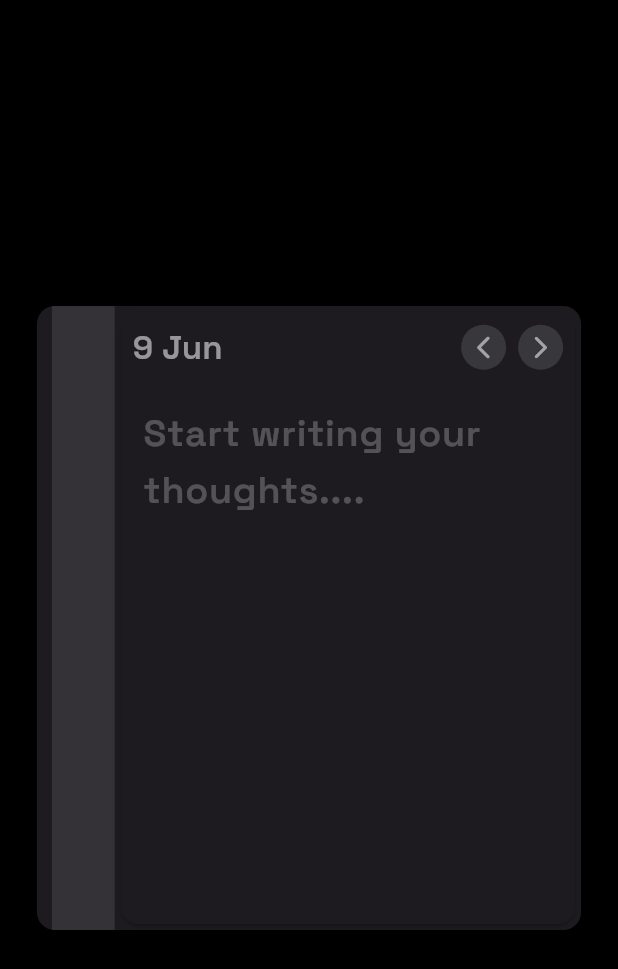
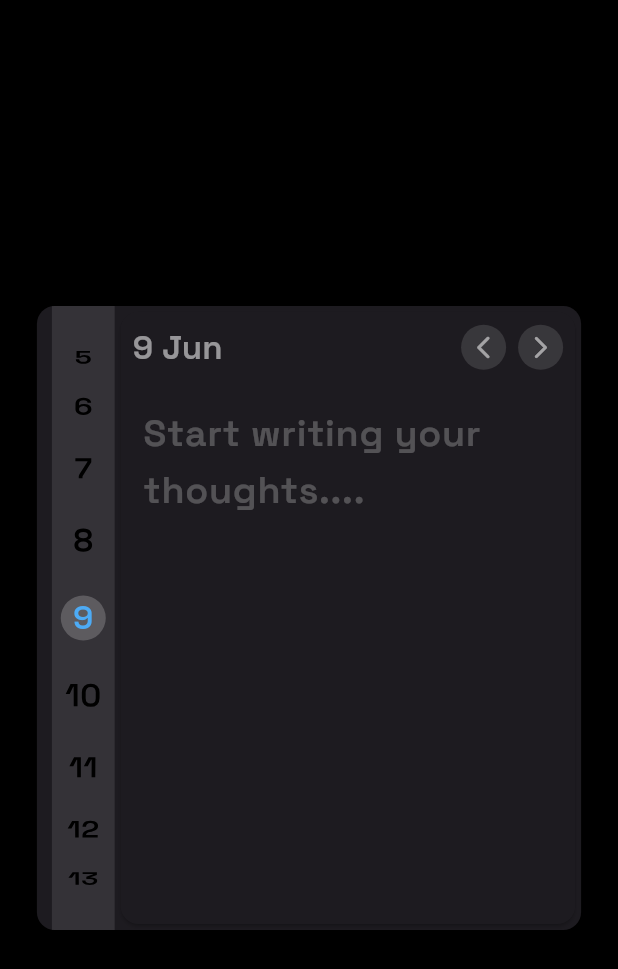
Before and after one commit to dipankrr/journal, a Flutter app: the screen it shows after launch, on a phone screen of 412 x 824 dp. Shown: the top 969 px of the screen. Run offline on Flutter 3.47's test engine with Material 3 defaults, Android fonts, the phone set to English and light mode, and no system bars.

Commit message:
scroll control, and everything from provider

```diff
--- a/lib/main.dart
+++ b/lib/main.dart
@@ -33,3 +33,5 @@ class MyApp extends StatelessWidget {
 }
 
 // flutter run -d web-server --web-hostname=192.168.0.101 --web-port=8000
+
+// i have implemented this in a vertical bar where date can be selected, now want a feature, i want a circled box on the middle of that bar and which ever date will be fall on the circle that date will be considered as selected date while scrolling. also user can select by tapping avialabe dates beside of that circle and after tapping the date will reposition in the middle where the circle is on top
--- a/lib/providers/date_prov.dart
+++ b/lib/providers/date_prov.dart
@@ -3,36 +3,63 @@ import 'package:flutter/material.dart';
 class DateProvider extends ChangeNotifier {
 
   DateTime selectedDate = DateTime.now(); // Private variable to store the counter
-  double _weight = 65;
 
-  double get weight => _weight;
+  final startDate = DateTime(2010, 1, 1);
+  final endDate = DateTime(2040, 12, 31);
+  final List<DateTime> dates = [];
 
+  void makeDateList () {
+    DateTime currentDate = startDate;
+    while (!currentDate.isAfter(endDate)) {
+      dates.add(currentDate);
+      currentDate = currentDate.add(Duration(days: 1));
+    }
+  }
+
+  int indexOfaDay(DateTime date) {
+    int index = dates.indexWhere((d) =>
+    d.year == date.year &&
+        d.month == date.month &&
+        d.day == date.day);
+    return index;
+  }
+
+  late FixedExtentScrollController controller;
+
+
+  void scrollToIndex(index) {
+    controller.animateToItem(
+      index,
+      duration: Duration(milliseconds: 300),
+      curve: Curves.easeInOut,
+    );
+  }
 
   void setDate(DateTime value) {
     selectedDate = value;
     notifyListeners(); // Notify components that depend on this model
   }
 
-  void getPreviousDate() {
-    selectedDate = selectedDate.subtract(Duration(days: 1));
+  void getPreviousDate(int index) {
+    //selectedDate = selectedDate.subtract(Duration(days: 1));
+    scrollToIndex(index-1);
     notifyListeners();
   }
 
   void getForwardDate() {
-    selectedDate = selectedDate.add(Duration(days: 1));
+   // selectedDate = selectedDate.subtract(Duration(days: 1));
+    scrollToIndex(indexOfaDay(selectedDate)+1);
     notifyListeners();
   }
 
-  void resetToCurrentDate() {
+  void resetToCurrentDate(int index) {
+    scrollToIndex(index);
     selectedDate = DateTime.now();
     notifyListeners();
   }
 
 
 
-  void increaseWeight() {
-    _weight++;
-    notifyListeners();
-  }
+
 
 }
--- /dev/null
+++ b/lib/views/date_bar.dart
@@ -0,0 +1,96 @@
+import 'package:flutter/material.dart';
+import 'package:provider/provider.dart';
+import 'package:simple_journal/providers/date_prov.dart';
+
+class DateBar extends StatefulWidget {
+  const DateBar({super.key});
+
+  @override
+  State<DateBar> createState() => _DateBarState();
+}
+
+class _DateBarState extends State<DateBar> {
+
+  //late FixedExtentScrollController _controller;
+
+  // final startDate = DateTime(2010, 1, 1);
+  // final endDate = DateTime(2040, 12, 31);
+  // final List<DateTime> dates = [];
+  //
+  // void makeDateList () {
+  //   DateTime currentDate = startDate;
+  //   while (!currentDate.isAfter(endDate)) {
+  //     dates.add(currentDate);
+  //     currentDate = currentDate.add(Duration(days: 1));
+  //   }
+  // }
+  //
+  // int indexOfaDay(DateTime date) {
+  //   int index = dates.indexWhere((d) =>
+  //       d.year == date.year &&
+  //       d.month == date.month &&
+  //       d.day == date.day);
+  //   return index;
+  // }
+
+
+  @override
+  void initState() {
+    super.initState();
+    final dateProvider = Provider.of<DateProvider>(context, listen: false);
+    dateProvider.makeDateList();
+    dateProvider.controller = FixedExtentScrollController(initialItem: dateProvider.indexOfaDay(DateTime.now()));
+  }
+
+  // void scrollToIndex(index) {
+  //   _controller.animateToItem(
+  //     index,
+  //     duration: Duration(milliseconds: 300),
+  //     curve: Curves.easeInOut,
+  //   );
+  // }
+
+
+  @override
+  Widget build(BuildContext context) {
+
+    final dateProvider = Provider.of<DateProvider>(context);
+    // makeDateList();
+    //final List<String> dates = List.generate(31, (index) => 'Day ${index + 1}');
+
+
+    return ListWheelScrollView.useDelegate(
+      controller: dateProvider.controller,
+      itemExtent: 50,
+      physics: FixedExtentScrollPhysics(),
+      onSelectedItemChanged: (index) {
+
+          dateProvider.setDate(dateProvider.dates[index]);
+         // print('');
+      },
+      childDelegate: ListWheelChildBuilderDelegate(
+        builder: (context, index) {
+          if (index < 0 || index >= dateProvider.dates.length) return null;
+
+          final isSelected = index == dateProvider.indexOfaDay(dateProvider.selectedDate);
+
+          return GestureDetector(
+            onTap: () => dateProvider.scrollToIndex(index),
+            child: Container(
+              height: 50,
+              alignment: Alignment.center,
+              child: Text(
+                dateProvider.dates[index].day.toString(),
+                style: TextStyle(
+                  fontSize: 22,
+                  fontWeight: isSelected ? FontWeight.bold : FontWeight.normal,
+                  color: isSelected ? Colors.blue : Colors.black,
+                ),
+              ),
+            ),
+          );
+        },
+      ),
+    );
+  }
+}
--- a/lib/views/main_body.dart
+++ b/lib/views/main_body.dart
@@ -32,7 +32,7 @@ class MainBody extends StatelessWidget {
 
                 Row(
                   children: [
-                    ArrowButton(icon: Icons.arrow_back_ios_new_rounded,onTap: (){dateProvider.getPreviousDate();}),
+                    ArrowButton(icon: Icons.arrow_back_ios_new_rounded,onTap: (){dateProvider.getPreviousDate(dateProvider.indexOfaDay(dateProvider.selectedDate));}),
                     Padding(
                       padding: const EdgeInsets.all(8.0),
                       child: ArrowButton(icon: Icons.arrow_forward_ios_rounded, onTap: (){dateProvider.getForwardDate();},),
--- a/lib/views/pages/homepage.dart
+++ b/lib/views/pages/homepage.dart
@@ -2,6 +2,7 @@ import 'dart:math';
 
 import 'package:flutter/material.dart';
 import 'package:provider/provider.dart';
+import 'package:simple_journal/views/date_bar.dart';
 import 'package:simple_journal/views/main_body.dart';
 import 'package:simple_journal/providers/date_prov.dart';
 
@@ -10,10 +11,15 @@ class Homepage extends StatelessWidget {
 
   @override
   Widget build(BuildContext context) {
-
     final dateProvider = Provider.of<DateProvider>(context);
     double mediaWidth = MediaQuery.of(context).size.width;
     double mediaHeight = MediaQuery.of(context).size.height;
+
+    final List<String> dates = List.generate(31, (index) => ' $index');
+    int todayIndex = DateTime.now().day - 1;
+    FixedExtentScrollController controller =
+        FixedExtentScrollController(initialItem: todayIndex);
+
     //print(mediaWidth);
 
     return Scaffold(
@@ -21,7 +27,6 @@ class Homepage extends StatelessWidget {
         child: SizedBox(
           height: mediaHeight - 400,
           width: min(mediaWidth * 0.9, 700),
-
           child: Card(
             child: Row(
               children: [
@@ -32,20 +37,28 @@ class Homepage extends StatelessWidget {
                     child: Container(
                       height: double.infinity,
                       color: Colors.white10,
-                      child: Column(
+                      child: Stack(
+                        alignment: Alignment.center,
                         children: [
-
-                         //ListWheelScrollView(itemExtent: itemExtent, children: children)
+                          Column(
+                            children: [
+                              Expanded(child: DateBar(),),
+                            ],
+                          ),
+                          Container(
+                            width: 30,
+                            height: 30,
+                            decoration: BoxDecoration(
+                              color: Colors.white30.withOpacity(0.2),
+                              borderRadius: BorderRadius.circular(25),
+                            ),
+                          ),
                         ],
                       ),
                     ),
                   ),
                 ),
-
-                Expanded(
-                  flex: 6,
-                  child: MainBody()
-                ),
+                Expanded(flex: 6, child: MainBody()),
               ],
             ),
           ),
--- a/lib/views/widgets/date_header.dart
+++ b/lib/views/widgets/date_header.dart
@@ -28,7 +28,7 @@ class DateHeader extends StatelessWidget {
         },
 
         onDoubleTap: (){
-          dateProvider.resetToCurrentDate();
+          dateProvider.resetToCurrentDate(dateProvider.indexOfaDay(dateProvider.selectedDate));
         },
 
         child: Text(
```
Also changed, not shown: lib/look.dart (added, +106 -0 lines).
